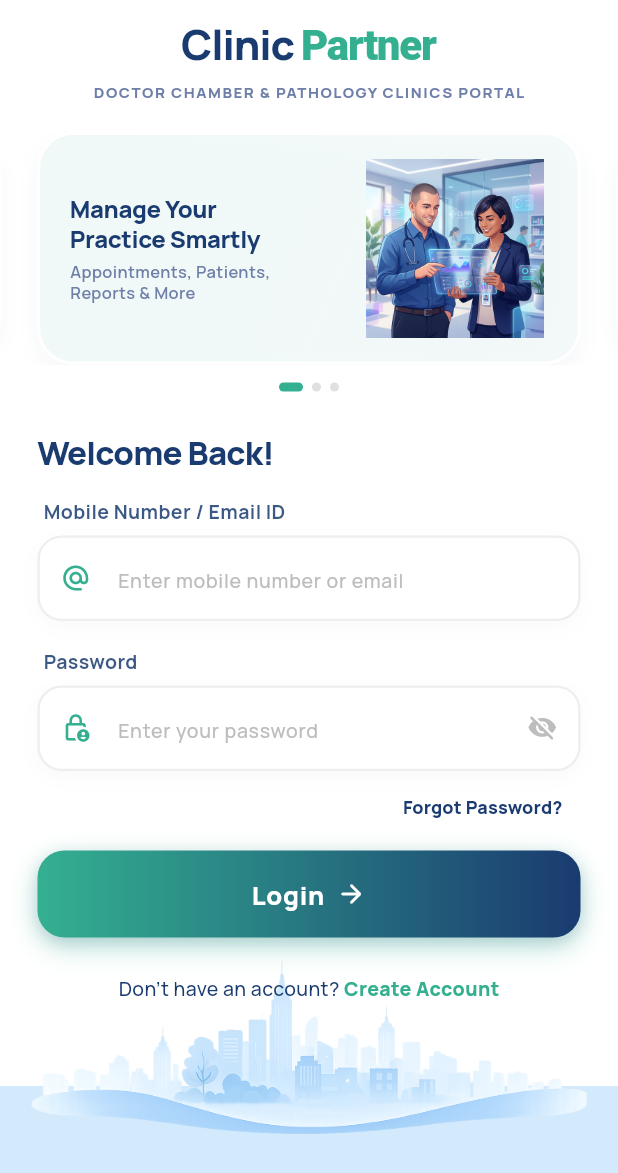
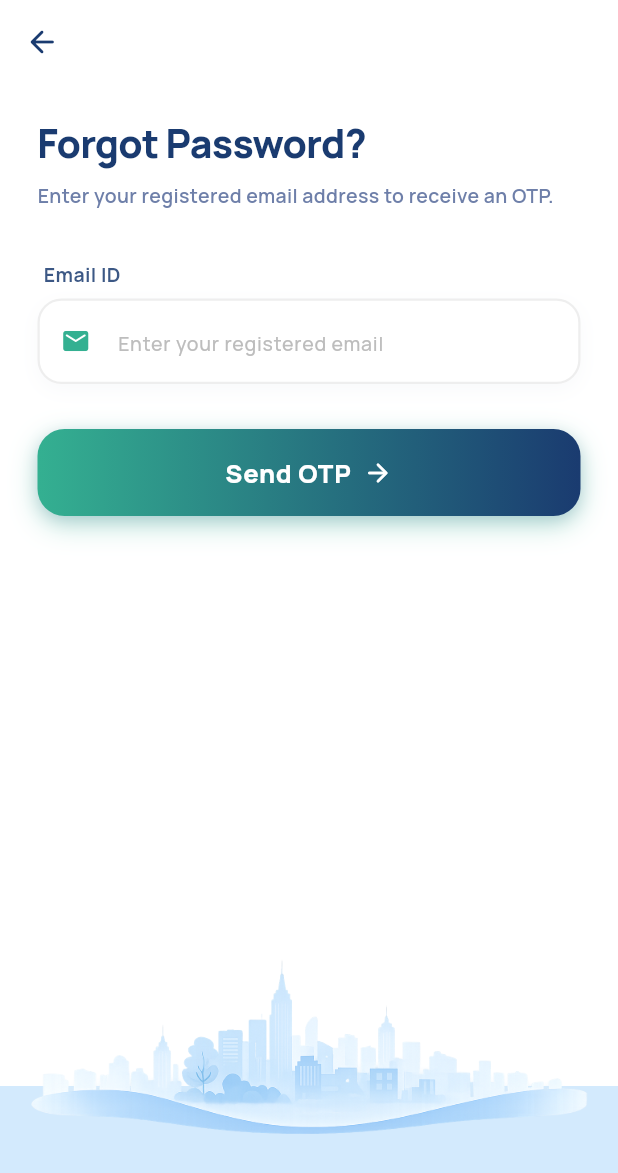
Before and after one commit to artic0909/doctorwala-for-partner-app, a Flutter app: the screen it shows after launch, after a tap on "Get Started", after a tap on "Forgot Password?", on a phone screen of 412 x 824 dp. Shown: the top 1173 px of the screen. Run offline on Flutter 3.47's test engine with Material 3 defaults, Android fonts, the phone set to English and light mode, and no system bars; drawn by our look-alikes of carousel_slider; our stand-ins replace animate_do, google_fonts, shared_preferences.

Commit message:
forgetpassword making

```diff
--- /dev/null
+++ b/lib/screens/forgot_password_screen.dart
@@ -0,0 +1,462 @@
+import 'package:flutter/material.dart';
+import 'package:animate_do/animate_do.dart';
+import 'package:google_fonts/google_fonts.dart';
+import '../core/app_colors.dart';
+import '../core/app_assets.dart';
+import '../core/api_service.dart';
+import 'package:flutter/services.dart';
+
+class ForgotPasswordScreen extends StatefulWidget {
+  const ForgotPasswordScreen({super.key});
+
+  @override
+  State<ForgotPasswordScreen> createState() => _ForgotPasswordScreenState();
+}
+
+class _ForgotPasswordScreenState extends State<ForgotPasswordScreen> {
+  int _currentStep = 1; // 1: Email, 2: OTP & New Password
+  final _emailController = TextEditingController();
+  final _otpController = TextEditingController();
+  final _passwordController = TextEditingController();
+
+  bool _isLoading = false;
+  bool _isObscure = true;
+
+  @override
+  void dispose() {
+    _emailController.dispose();
+    _otpController.dispose();
+    _passwordController.dispose();
+    super.dispose();
+  }
+
+  void _sendOtp() async {
+    final email = _emailController.text.trim();
+    if (email.isEmpty) {
+      ScaffoldMessenger.of(context).showSnackBar(
+        SnackBar(
+          content: Text('Please enter your email', style: GoogleFonts.manrope(fontWeight: FontWeight.bold)),
+          backgroundColor: Colors.orangeAccent,
+        ),
+      );
+      return;
+    }
+
+    final emailRegex = RegExp(r'^[\w-\.]+@([\w-]+\.)+[\w-]{2,4}$');
+    if (!emailRegex.hasMatch(email)) {
+      ScaffoldMessenger.of(context).showSnackBar(
+        SnackBar(
+          content: Text('Please enter a valid email address', style: GoogleFonts.manrope(fontWeight: FontWeight.bold)),
+          backgroundColor: Colors.orangeAccent,
+        ),
+      );
+      return;
+    }
+
+    setState(() {
+      _isLoading = true;
+    });
+
+    try {
+      final response = await ApiService.forgotPasswordSendOtp(email: email);
+
+      setState(() {
+        _isLoading = false;
+      });
+
+      if (!mounted) return;
+
+      if (response['success'] == true) {
+        ScaffoldMessenger.of(context).showSnackBar(
+          SnackBar(
+            content: Text(response['message'] ?? 'OTP sent successfully!', style: GoogleFonts.manrope(fontWeight: FontWeight.bold)),
+            backgroundColor: AppColors.teal,
+          ),
+        );
+        setState(() {
+          _currentStep = 2;
+        });
+      } else {
+        ScaffoldMessenger.of(context).showSnackBar(
+          SnackBar(
+            content: Text(response['message'] ?? 'Failed to send OTP', style: GoogleFonts.manrope(fontWeight: FontWeight.bold)),
+            backgroundColor: Colors.redAccent,
+          ),
+        );
+      }
+    } catch (e) {
+      setState(() {
+        _isLoading = false;
+      });
+      if (!mounted) return;
+      ScaffoldMessenger.of(context).showSnackBar(
+        SnackBar(
+          content: Text('An error occurred. Please try again.', style: GoogleFonts.manrope(fontWeight: FontWeight.bold)),
+          backgroundColor: Colors.redAccent,
+        ),
+      );
+    }
+  }
+
+  void _resetPassword() async {
+    final email = _emailController.text.trim();
+    final otp = _otpController.text.trim();
+    final password = _passwordController.text.trim();
+
+    if (otp.isEmpty || password.isEmpty) {
+      ScaffoldMessenger.of(context).showSnackBar(
+        SnackBar(
+          content: Text('Please fill all fields', style: GoogleFonts.manrope(fontWeight: FontWeight.bold)),
+          backgroundColor: Colors.orangeAccent,
+        ),
+      );
+      return;
+    }
+
+    if (password.length < 6) {
+      ScaffoldMessenger.of(context).showSnackBar(
+        SnackBar(
+          content: Text('Password must be at least 6 characters', style: GoogleFonts.manrope(fontWeight: FontWeight.bold)),
+          backgroundColor: Colors.orangeAccent,
+        ),
+      );
+      return;
+    }
+
+    setState(() {
+      _isLoading = true;
+    });
+
+    try {
+      final response = await ApiService.forgotPasswordReset(
+        email: email,
+        otp: otp,
+        password: password,
+      );
+
+      setState(() {
+        _isLoading = false;
+      });
+
+      if (!mounted) return;
+
+      if (response['success'] == true) {
+        ScaffoldMessenger.of(context).showSnackBar(
+          SnackBar(
+            content: Text(response['message'] ?? 'Password reset successfully!', style: GoogleFonts.manrope(fontWeight: FontWeight.bold)),
+            backgroundColor: AppColors.teal,
+          ),
+        );
+        Navigator.pop(context); // Go back to login screen
+      } else {
+        ScaffoldMessenger.of(context).showSnackBar(
+          SnackBar(
+            content: Text(response['message'] ?? 'Failed to reset password', style: GoogleFonts.manrope(fontWeight: FontWeight.bold)),
+            backgroundColor: Colors.redAccent,
+          ),
+        );
+      }
+    } catch (e) {
+      setState(() {
+        _isLoading = false;
+      });
+      if (!mounted) return;
+      ScaffoldMessenger.of(context).showSnackBar(
+        SnackBar(
+          content: Text('An error occurred. Please try again.', style: GoogleFonts.manrope(fontWeight: FontWeight.bold)),
+          backgroundColor: Colors.redAccent,
+        ),
+      );
+    }
+  }
+
+  Widget _buildInputField({
+    required TextEditingController controller,
+    required String label,
+    required String hint,
+    required IconData icon,
+    bool isPassword = false,
+    bool isObscure = false,
+    VoidCallback? onToggle,
+    TextInputType keyboardType = TextInputType.text,
+    List<TextInputFormatter>? inputFormatters,
+  }) {
+    return Column(
+      crossAxisAlignment: CrossAxisAlignment.start,
+      children: [
+        Padding(
+          padding: const EdgeInsets.only(left: 4, bottom: 6),
+          child: Text(
+            label,
+            style: GoogleFonts.manrope(
+              fontSize: 13,
+              fontWeight: FontWeight.w700,
+              color: AppColors.navy.withValues(alpha: 0.85),
+            ),
+          ),
+        ),
+        Container(
+          decoration: BoxDecoration(
+            color: Colors.white,
+            borderRadius: BorderRadius.circular(16),
+            boxShadow: [
+              BoxShadow(
+                color: AppColors.navy.withValues(alpha: 0.03),
+                blurRadius: 10,
+                offset: const Offset(0, 4),
+              ),
+            ],
+            border: Border.all(color: Colors.grey[200]!, width: 1.5),
+          ),
+          child: TextField(
+            controller: controller,
+            obscureText: isObscure,
+            keyboardType: keyboardType,
+            inputFormatters: inputFormatters,
+            style: GoogleFonts.manrope(
+              fontSize: 15,
+              fontWeight: FontWeight.w600,
+              color: AppColors.navy,
+            ),
+            decoration: InputDecoration(
+              hintText: hint,
+              hintStyle: GoogleFonts.manrope(
+                color: Colors.grey[400],
+                fontSize: 13,
+                fontWeight: FontWeight.w500,
+              ),
+              prefixIcon: Icon(icon, color: AppColors.teal, size: 20),
+              suffixIcon: isPassword
+                  ? IconButton(
+                      icon: Icon(
+                        isObscure ? Icons.visibility_off_rounded : Icons.visibility_rounded,
+                        color: Colors.grey[400],
+                        size: 20,
+                      ),
+                      onPressed: onToggle,
+                    )
+                  : null,
+              border: InputBorder.none,
+              contentPadding: const EdgeInsets.symmetric(horizontal: 16, vertical: 16),
+            ),
+          ),
+        ),
+      ],
+    );
+  }
+
+  @override
+  Widget build(BuildContext context) {
+    final screenHeight = MediaQuery.of(context).size.height;
+
+    return Scaffold(
+      backgroundColor: Colors.white,
+      appBar: AppBar(
+        backgroundColor: Colors.transparent,
+        elevation: 0,
+        leading: IconButton(
+          icon: const Icon(Icons.arrow_back_rounded, color: AppColors.navy),
+          onPressed: () {
+            if (_currentStep == 2) {
+              setState(() {
+                _currentStep = 1;
+              });
+            } else {
+              Navigator.pop(context);
+            }
+          },
+        ),
+      ),
+      extendBodyBehindAppBar: true,
+      body: Stack(
+        fit: StackFit.expand,
+        children: [
+          // BOTTOM FIXED DESIGN
+          Positioned(
+            bottom: 0,
+            left: 0,
+            right: 0,
+            child: Container(
+              height: 100,
+              color: AppColors.waveBlue.withValues(alpha: 0.4),
+            ),
+          ),
+          Positioned(
+            bottom: 0,
+            left: 0,
+            right: 0,
+            child: Image.asset(
+              AppAssets.splashBottom,
+              width: MediaQuery.of(context).size.width,
+              fit: BoxFit.fitWidth,
+              alignment: Alignment.bottomCenter,
+            ),
+          ),
+
+          SafeArea(
+            child: SingleChildScrollView(
+              physics: const ClampingScrollPhysics(),
+              child: ConstrainedBox(
+                constraints: BoxConstraints(
+                  minHeight: screenHeight - MediaQuery.of(context).padding.top - MediaQuery.of(context).padding.bottom,
+                ),
+                child: Padding(
+                  padding: const EdgeInsets.symmetric(horizontal: 25),
+                  child: Column(
+                    crossAxisAlignment: CrossAxisAlignment.start,
+                    children: [
+                      const SizedBox(height: 20),
+
+                      // HEADER
+                      FadeInDown(
+                        child: Column(
+                          crossAxisAlignment: CrossAxisAlignment.start,
+                          children: [
+                            Text(
+                              'Forgot Password?',
+                              style: GoogleFonts.manrope(
+                                fontSize: 26,
+                                fontWeight: FontWeight.w900,
+                                color: AppColors.navy,
+                                letterSpacing: -0.5,
+                              ),
+                            ),
+                            const SizedBox(height: 8),
+                            Text(
+                              _currentStep == 1
+                                  ? 'Enter your registered email address to receive an OTP.'
+                                  : 'Enter the OTP sent to your email and your new password.',
+                              style: GoogleFonts.manrope(
+                                fontSize: 13,
+                                fontWeight: FontWeight.w600,
+                                color: AppColors.textSecondary,
+                                height: 1.4,
+                              ),
+                            ),
+                          ],
+                        ),
+                      ),
+
+                      const SizedBox(height: 35),
+
+                      if (_currentStep == 1) ...[
+                        FadeInUp(
+                          child: _buildInputField(
+                            controller: _emailController,
+                            label: 'Email ID',
+                            hint: 'Enter your registered email',
+                            icon: Icons.email_rounded,
+                            keyboardType: TextInputType.emailAddress,
+                          ),
+                        ),
+                        const SizedBox(height: 30),
+                        FadeInUp(
+                          delay: const Duration(milliseconds: 100),
+                          child: _buildActionButton(
+                            onPressed: _sendOtp,
+                            label: 'Send OTP',
+                          ),
+                        ),
+                      ] else ...[
+                        FadeInUp(
+                          child: _buildInputField(
+                            controller: _otpController,
+                            label: 'OTP',
+                            hint: 'Enter 4-digit OTP',
+                            icon: Icons.message_rounded,
+                            keyboardType: TextInputType.number,
+                            inputFormatters: [FilteringTextInputFormatter.digitsOnly, LengthLimitingTextInputFormatter(4)],
+                          ),
+                        ),
+                        const SizedBox(height: 18),
+                        FadeInUp(
+                          delay: const Duration(milliseconds: 100),
+                          child: _buildInputField(
+                            controller: _passwordController,
+                            label: 'New Password',
+                            hint: 'Enter new password',
+                            icon: Icons.lock_person_outlined,
+                            isPassword: true,
+                            isObscure: _isObscure,
+                            onToggle: () => setState(() => _isObscure = !_isObscure),
+                          ),
+                        ),
+                        const SizedBox(height: 30),
+                        FadeInUp(
+                          delay: const Duration(milliseconds: 200),
+                          child: _buildActionButton(
+                            onPressed: _resetPassword,
+                            label: 'Reset Password',
+                          ),
+                        ),
+                      ],
+                      const SizedBox(height: 120),
+                    ],
+                  ),
+                ),
+              ),
+            ),
+          ),
+        ],
+      ),
+    );
+  }
+
+  Widget _buildActionButton({required VoidCallback onPressed, required String label}) {
+    return Container(
+      width: double.infinity,
+      height: 58,
+      decoration: BoxDecoration(
+        gradient: AppColors.getStartedGradient,
+        borderRadius: BorderRadius.circular(18),
+        boxShadow: [
+          BoxShadow(
+            color: AppColors.teal.withValues(alpha: 0.35),
+            blurRadius: 15,
+            offset: const Offset(0, 6),
+          ),
+          BoxShadow(
+            color: AppColors.navy.withValues(alpha: 0.15),
+            blurRadius: 8,
+            offset: const Offset(0, 3),
+          ),
+        ],
+      ),
+      child: ElevatedButton(
+        onPressed: _isLoading ? null : onPressed,
+        style: ElevatedButton.styleFrom(
+          backgroundColor: Colors.transparent,
+          shadowColor: Colors.transparent,
+          shape: RoundedRectangleBorder(
+            borderRadius: BorderRadius.circular(18),
+          ),
+        ),
+        child: _isLoading
+            ? const SizedBox(
+                width: 22,
+                height: 22,
+                child: CircularProgressIndicator(
+                  strokeWidth: 2.5,
+                  valueColor: AlwaysStoppedAnimation<Color>(Colors.white),
+                ),
+              )
+            : Row(
+                mainAxisAlignment: MainAxisAlignment.center,
+                children: [
+                  Text(
+                    label,
+                    style: GoogleFonts.manrope(
+                      fontSize: 17,
+                      fontWeight: FontWeight.w800,
+                      color: Colors.white,
+                      letterSpacing: 0.5,
+                    ),
+                  ),
+                  const SizedBox(width: 8),
+                  const Icon(Icons.arrow_forward_rounded, color: Colors.white, size: 20),
+                ],
+              ),
+      ),
+    );
+  }
+}
--- a/lib/screens/login_screen.dart
+++ b/lib/screens/login_screen.dart
@@ -7,6 +7,7 @@ import '../core/app_assets.dart';
 import '../core/api_service.dart';
 import '../core/session_manager.dart';
 import 'register_screen.dart';
+import 'forgot_password_screen.dart';
 import 'dashboard/dashboard.dart';
 import 'coupon_screen.dart';
 
@@ -285,7 +286,12 @@ class _LoginScreenState extends State<LoginScreen> with SingleTickerProviderStat
                           Align(
                             alignment: Alignment.centerRight,
                             child: TextButton(
-                              onPressed: () {},
+                              onPressed: () {
+                                Navigator.push(
+                                  context,
+                                  MaterialPageRoute(builder: (context) => const ForgotPasswordScreen()),
+                                );
+                              },
                               child: Text(
                                 'Forgot Password?',
                                 style: GoogleFonts.manrope(
```
Also changed, not shown: lib/core/api_service.dart (+69 -0 lines).
